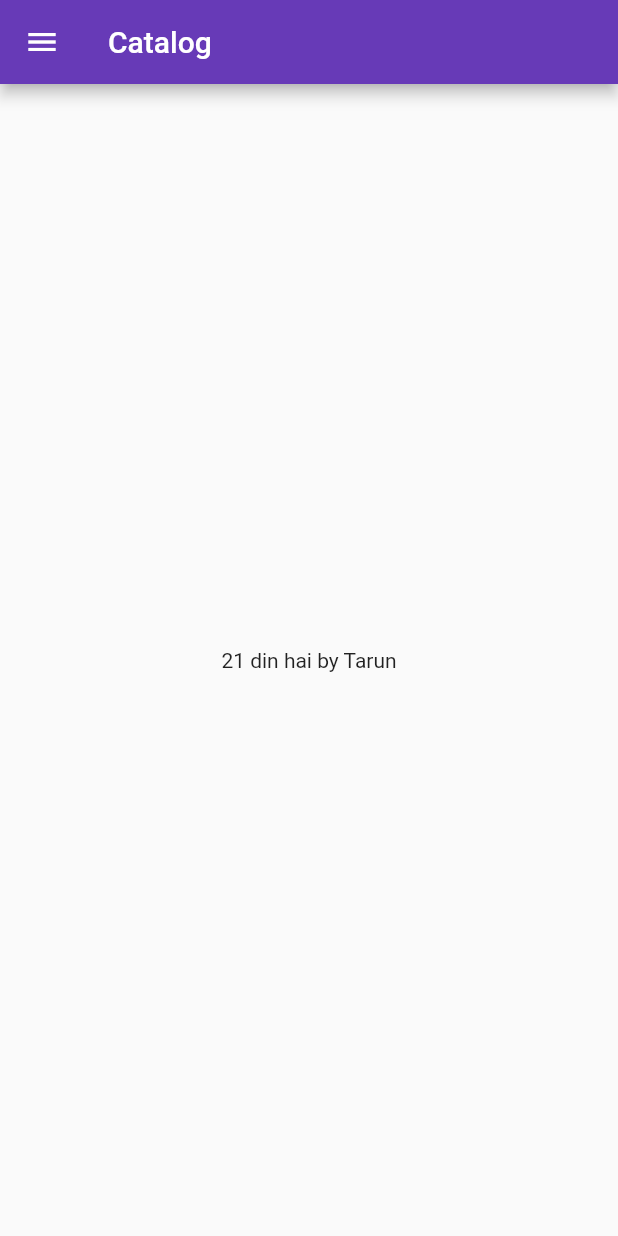
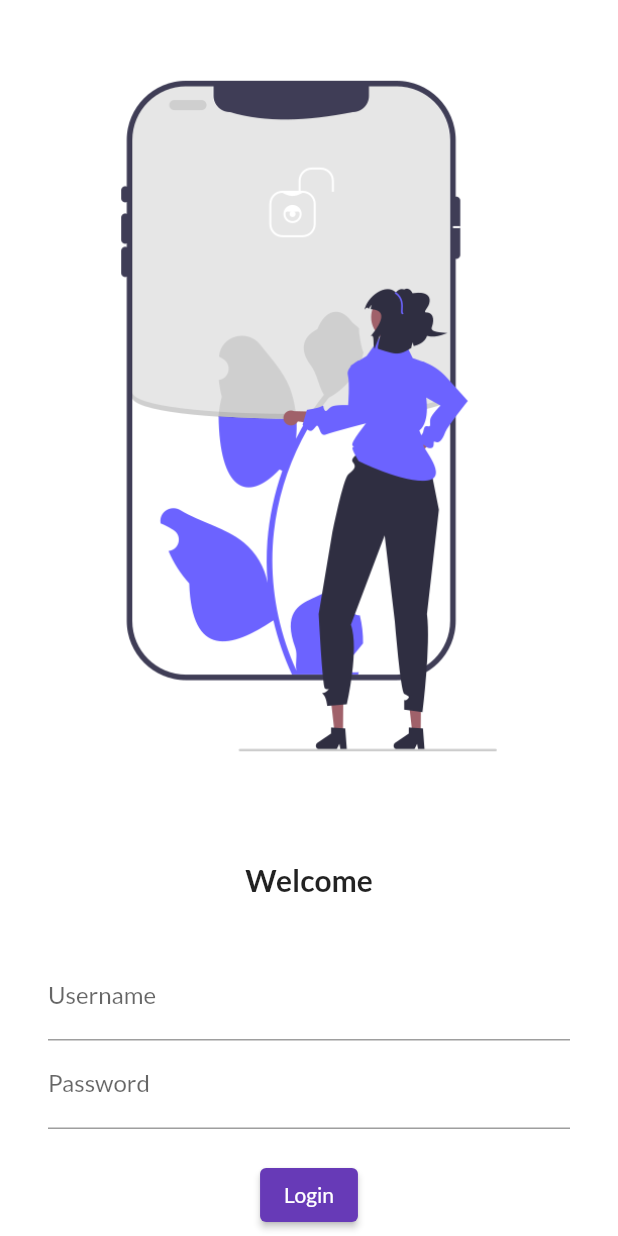
Before and after one commit to tarun028/Catalog_App, a Flutter app: the screen it shows after launch, on a phone screen of 412 x 824 dp. Run offline on Flutter 3.47's test engine with Material 2 defaults, Android fonts, the phone set to English and light mode, and no system bars; our stand-ins replace google_fonts.

Commit message:
day4 done

```diff
--- a/flutter_application_1/lib/main.dart
+++ b/flutter_application_1/lib/main.dart
@@ -1,6 +1,7 @@
 import 'package:flutter/material.dart';
 import 'package:flutter_application_1/pages/home_Page.dart';
 import 'package:flutter_application_1/pages/login_page.dart';
+import 'package:google_fonts/google_fonts.dart';
 
 void main() {
   runApp(const MyApp());
@@ -13,13 +14,15 @@ class MyApp extends StatelessWidget {
   Widget build(BuildContext context) {
     return MaterialApp(
       themeMode: ThemeMode.light,
-      theme: ThemeData(primarySwatch: Colors.deepPurple),
+      theme: ThemeData(
+          primarySwatch: Colors.deepPurple,
+          fontFamily: GoogleFonts.lato().fontFamily),
       darkTheme: ThemeData(brightness: Brightness.dark),
-
-      initialRoute: "/homePage",
+      initialRoute: "/",
       routes: {
-        "/": (context) => homePage(),
-        "/login": (context) => LoginPage(),
+        "/": (context) => loginPage(),
+        "/home": (context) => homePage(),
+        "/login": (context) => loginPage(),
       },
     );
   }
--- a/flutter_application_1/lib/pages/home_Page.dart
+++ b/flutter_application_1/lib/pages/home_Page.dart
@@ -9,7 +9,7 @@ class homePage extends StatelessWidget {
   Widget build(BuildContext context) {
     return Scaffold(
       appBar: AppBar(
-        title: Text("Catalog"),
+        title: const Text("Catalog"),
       ),
       body: Center(
         child: Container(
--- a/flutter_application_1/lib/pages/login_page.dart
+++ b/flutter_application_1/lib/pages/login_page.dart
@@ -1,20 +1,55 @@
 import 'package:flutter/material.dart';
 
-class LoginPage extends StatelessWidget {
+class loginPage extends StatelessWidget {
   @override
   Widget build(BuildContext context) {
-    return const Material(
-      child: Center(
-        child: Text(
-          "Login Page",
-          style: TextStyle(
-            fontSize: 20,
-            color: Colors.deepPurple,
-            fontWeight: FontWeight.bold,
-          ),
-
-        ),
-      ),
-    );
+    return Material(
+        color: Colors.white,
+        child: Column(
+          children: [
+            Image.asset(
+              "images/undraw_login.png",
+              fit: BoxFit.cover,
+            ),
+            const SizedBox(
+              height: 20.0,
+            ),
+            const Text(
+              "Welcome",
+              style: TextStyle(fontSize: 20, fontWeight: FontWeight.bold),
+            ),
+            const SizedBox(
+              height: 20.0,
+            ),
+            Padding(
+              padding:
+                  const EdgeInsets.symmetric(vertical: 16.0, horizontal: 32.0),
+              child: Column(
+                children: [
+                  TextFormField(
+                    decoration: InputDecoration(
+                        hintText: "Enter Username", labelText: "Username"),
+                  ),
+                  TextFormField(
+                    obscureText: true,
+                    decoration: InputDecoration(
+                        hintText: "Enter Password", labelText: "Password"),
+                  ),
+                  const SizedBox(
+                    height: 20.0,
+                  ),
+                  ElevatedButton(
+                    child: Text(
+                      "Login",
+                    ),
+                    onPressed: () {
+                      print("heyy");
+                    },
+                  )
+                ],
+              ),
+            ),
+          ],
+        ));
   }
 }
```
Also changed, not shown: flutter_application_1/pubspec.yaml (+4 -3 lines), flutter_application_1/images/undraw_login.png (added), flutter_application_1/pubspec.lock, 1 other file.
